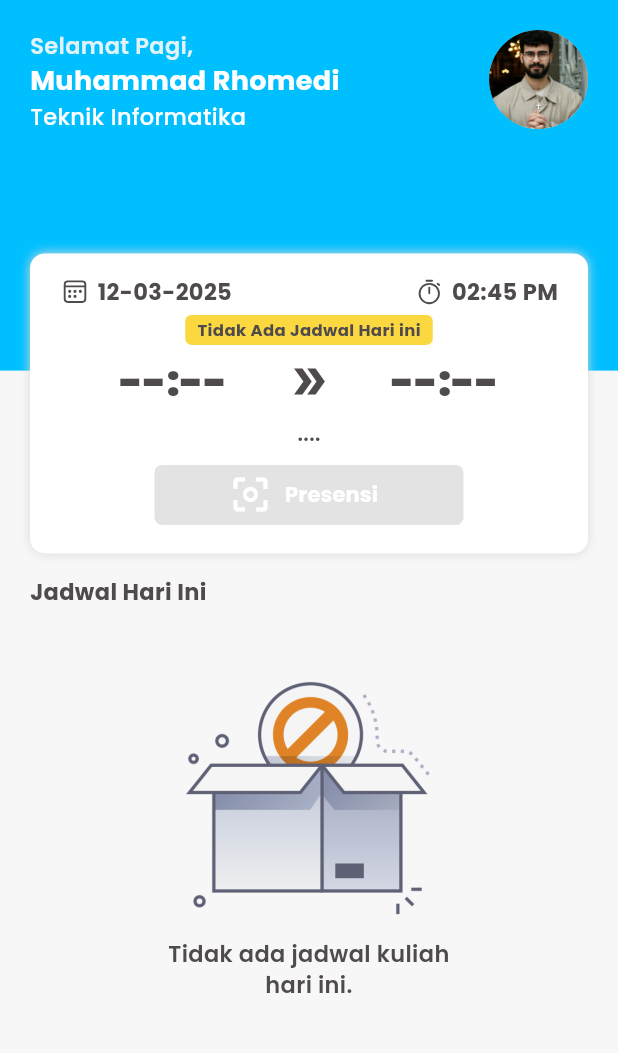
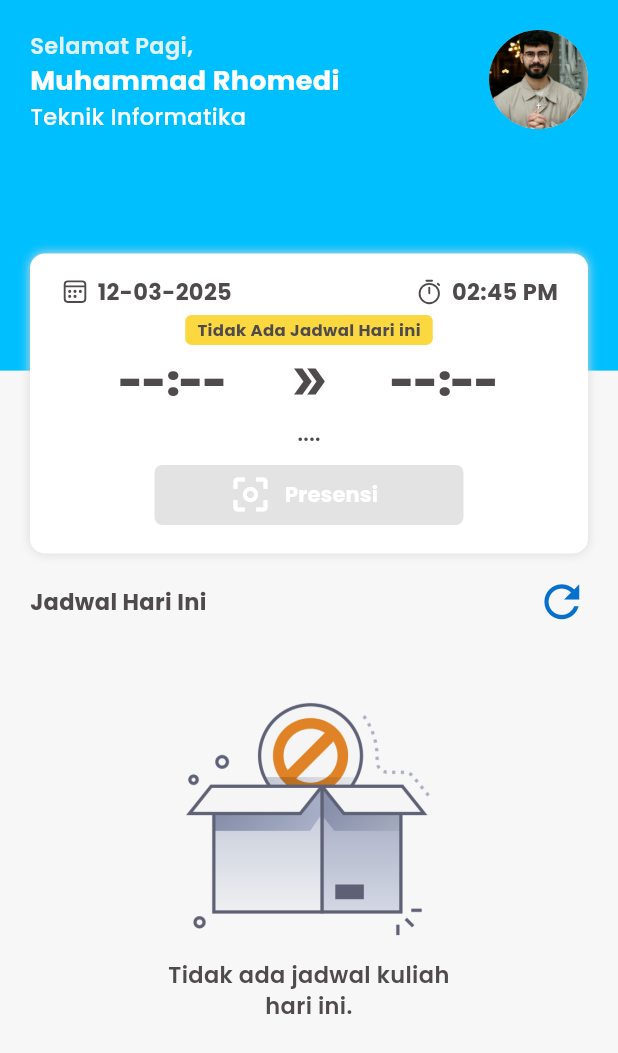
Before and after one commit to Rhomaedy1201/Attendace-Online-Polije, a Flutter app: the HomeScreen screen opened directly, on a phone screen of 412 x 824 dp. Shown: the top 1053 px of the screen. Run offline on Flutter 3.47's test engine with Material 3 defaults, Android fonts, the phone set to English and light mode, and no system bars; our stand-ins replace camera, fluentui_system_icons, flutter_bloc, flutter_dotenv, google_fonts, lottie and 2 more; missing offline and left inert: google_mlkit_face_detection; accounts and stored records are empty; network calls fail.

Commit message:
main: fix home

```diff
--- a/lib/features/home/models/jadwal_today.dart
+++ b/lib/features/home/models/jadwal_today.dart
@@ -32,7 +32,7 @@ class Datum {
     int id;
     String hari;
     String jamMasuk;
-    String jamToleransiMasuk;
+    String? jamToleransiMasuk;
     String jamSelesai;
     dynamic jamToleransiSelesai;
     String durasi;
--- a/lib/features/home/repository/jadwal_now_repository.dart
+++ b/lib/features/home/repository/jadwal_now_repository.dart
@@ -7,9 +7,6 @@ class JadwalNowRepository {
   Future<Map<dynamic, dynamic>> getJadwalNow() async{
     final prefs = await SharedPreferences.getInstance();
     final token = prefs.getString('token');
-
-    log("message");
-
     final response = await http.get(
       Uri.parse(ApiConstants.jadwalNowEndpoint),
       headers: {
--- a/lib/features/home/screens/index.dart
+++ b/lib/features/home/screens/index.dart
@@ -1,3 +1,6 @@
+import 'package:attendace_online_polije/features/home/cubit/jadwal_now_cubit.dart';
+import 'package:attendace_online_polije/features/home/repository/home_jadwal_repository.dart';
+
 import '../export/index.dart';
 
 class HomeScreen extends StatelessWidget {
@@ -25,10 +28,22 @@ class HomeScreen extends StatelessWidget {
                 Padding(
                   padding:
                       const EdgeInsets.symmetric(horizontal: 20, vertical: 15),
-                  child: MyText(
-                      title: "Jadwal Hari Ini",
-                      fontSize: 15,
-                      fontWeight: FontWeight.w700),
+                  child: Row(
+                    mainAxisAlignment: MainAxisAlignment.spaceBetween,
+                    children: [
+                      MyText(
+                          title: "Jadwal Hari Ini",
+                          fontSize: 15,
+                          fontWeight: FontWeight.w700),
+                      InkWell(
+                        onTap: () {
+                          context.read<JadwalTodayCubit>().getJadwalToday();
+                          context.read<JadwalNowCubit>().getJadwalNow();
+                        },
+                        child: Icon(Icons.refresh, color: ColorConstants.primaryDarkC, size: 35),
+                      ),
+                    ],
+                  ),
                 ),
                 ItemSchedule(screenWidth: screenWidth),
               ],
--- a/lib/features/home/widgets/attendance_card.dart
+++ b/lib/features/home/widgets/attendance_card.dart
@@ -1,4 +1,5 @@
 // ignore_for_file: must_be_immutable
+
 
 import 'package:attendace_online_polije/core/config/app_router.dart';
 import 'package:attendace_online_polije/features/home/cubit/jadwal_now_cubit.dart';
@@ -21,6 +22,7 @@ class AttendanceCard extends StatelessWidget {
         }
         if (state is JadwalNowSuccess) {
           var data = state.jadwal['data'];
+          if (data != null) {
             return Padding(
               padding: const EdgeInsets.symmetric(horizontal: 20),
               child: Container(
@@ -114,6 +116,9 @@ class AttendanceCard extends StatelessWidget {
                 ),
               ),
             );
+          }else{
+            return EmptyAttendanceCard(screenHeight: screenHeight, screenWidth: screenWidth);
+          }
         }
         return EmptyAttendanceCard(screenHeight: screenHeight, screenWidth: screenWidth);
       },
```
Also changed, not shown: pubspec.lock, 125 other files. Lines whose indentation alone changed are shown as unchanged.
